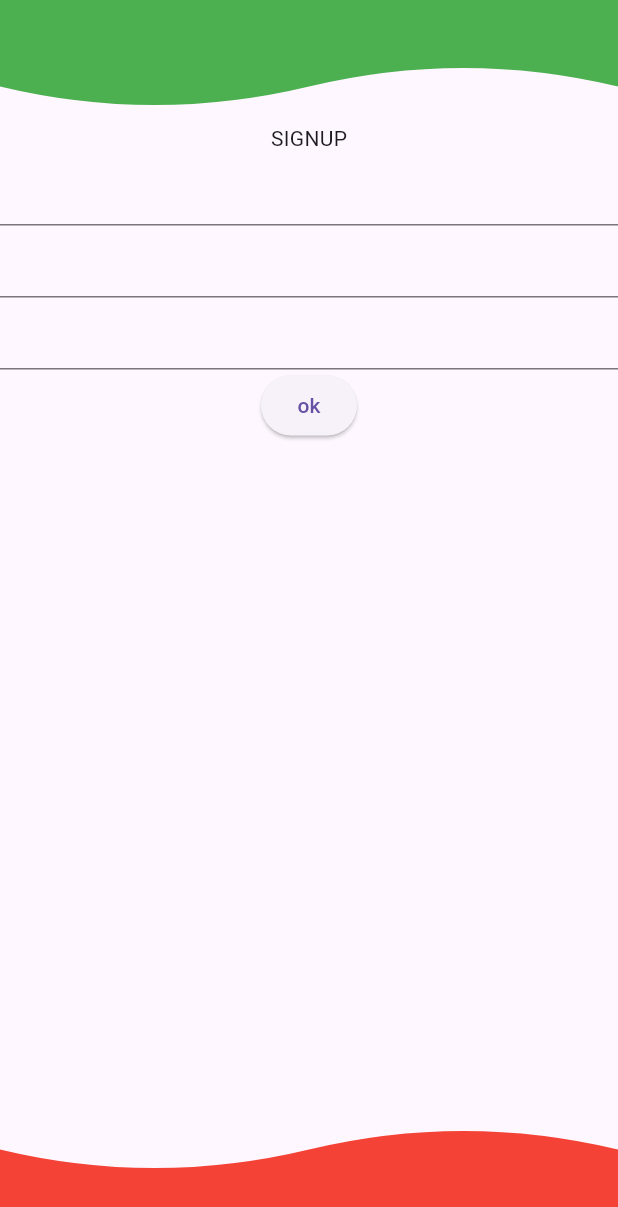
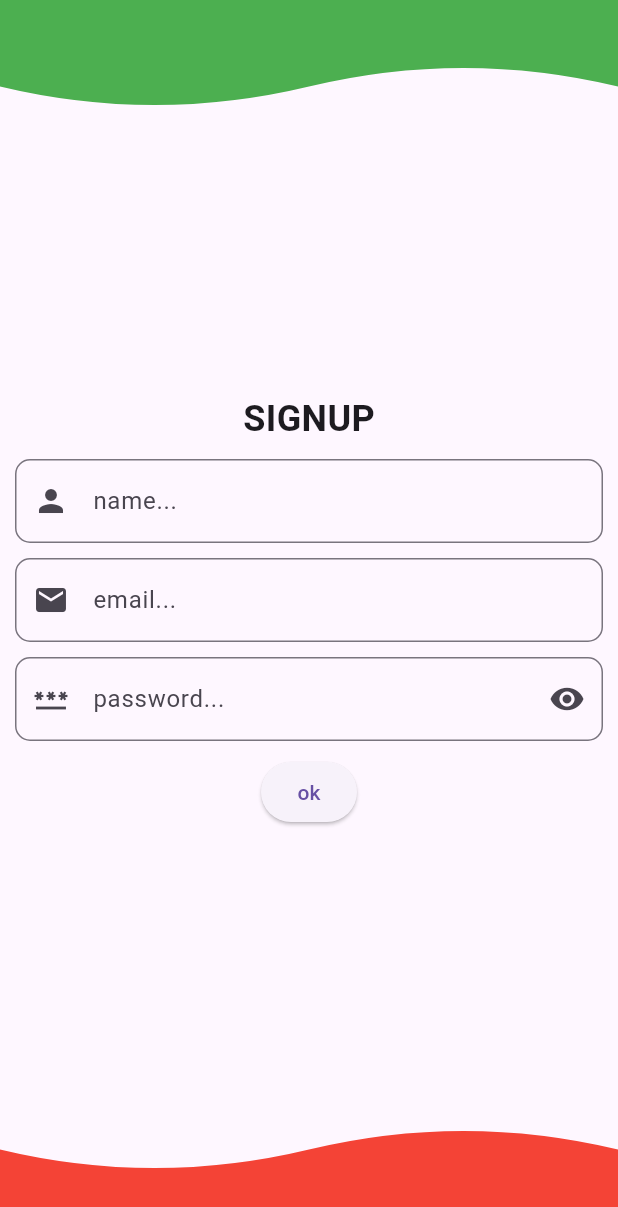
Before and after one commit to nitishdotdot/portfolioapp, a Flutter app: the Signup screen opened directly, on a phone screen of 412 x 824 dp. Shown: the top 1207 px of the screen. Run offline on Flutter 3.47's test engine with Material 3 defaults, Android fonts, the phone set to English and light mode, and no system bars; our stand-ins replace dio, flutter_bloc, flutter_dotenv, get_it, google_sign_in, loading_animation_widget.

Commit message:
style:signup designed signup page

```diff
--- a/mobile/lib/domain/repository/user_api.dart
+++ /dev/null
@@ -1,6 +0,0 @@
-import 'package:portfolioapp/data/models/serviceresponce.dart';
-import 'package:portfolioapp/domain/entities/user_entities.dart';
-
-abstract class UserApi {
-  Future<Serviceresponce<List<UserEntities>>> getusers();
-}
--- a/mobile/lib/domain/repository/user_repository.dart
+++ /dev/null
@@ -1,5 +0,0 @@
-import 'package:portfolioapp/domain/entities/user_entities.dart';
-
-abstract class UserRepository {
-  Future<List<UserEntities>> getusers();
-}
--- a/mobile/lib/presentation/pages/signup.dart
+++ b/mobile/lib/presentation/pages/signup.dart
@@ -18,6 +18,7 @@ class _SignupState extends State<Signup> {
   TextEditingController name = TextEditingController();
   TextEditingController email = TextEditingController();
   TextEditingController password = TextEditingController();
+  bool isobsured = true;
   String? name1;
   String? email1;
   String? password1;
@@ -29,16 +30,65 @@ class _SignupState extends State<Signup> {
           children: [
             SizedBox(child: Header()),
             Expanded(
+              child: Padding(
+                padding: EdgeInsetsGeometry.fromLTRB(10, 0, 10, 10),
+                child: Center(
                   child: SingleChildScrollView(
                     child: Column(
                       children: [
-                    Text('SIGNUP'),
+                        Text(
+                          'SIGNUP',
+                          style: TextStyle(
+                            fontWeight: FontWeight.bold,
+                            fontSize: 24,
+                          ),
+                        ),
+                        SizedBox(height: 10),
                         TextFormField(
                           controller: name,
-                      decoration: InputDecoration(),
+                          decoration: InputDecoration(
+                            labelText: 'name...',
+                            prefixIcon: Icon(Icons.person),
+                            border: OutlineInputBorder(
+                              borderRadius: BorderRadius.circular(10),
                             ),
-                    TextFormField(controller: email),
-                    TextFormField(controller: password),
+                          ),
+                        ),
+                        SizedBox(height: 10),
+                        TextFormField(
+                          controller: email,
+
+                          decoration: InputDecoration(
+                            labelText: 'email...',
+                            prefixIcon: Icon(Icons.email),
+                            border: OutlineInputBorder(
+                              borderRadius: BorderRadius.circular(10),
+                            ),
+                          ),
+                        ),
+                        SizedBox(height: 10),
+                        TextFormField(
+                          obscureText: isobsured,
+                          controller: password,
+                          decoration: InputDecoration(
+                            labelText: 'password...',
+                            suffixIcon: IconButton(
+                              onPressed: () {
+                                setState(() {
+                                  isobsured = !isobsured;
+                                });
+                              },
+                              icon: isobsured
+                                  ? Icon(Icons.visibility)
+                                  : Icon(Icons.visibility_off),
+                            ),
+                            prefixIcon: Icon(Icons.password),
+                            border: OutlineInputBorder(
+                              borderRadius: BorderRadius.circular(10),
+                            ),
+                          ),
+                        ),
+                        SizedBox(height: 10),
                         ElevatedButton(
                           onPressed: () async {
                             final authRepository = s1<AuthRepository>();
@@ -51,7 +101,9 @@ class _SignupState extends State<Signup> {
                               if (response == true) {
                                 Navigator.pushReplacement(
                                   context,
-                              MaterialPageRoute(builder: (_) => Loginpage()),
+                                  MaterialPageRoute(
+                                    builder: (_) => Loginpage(),
+                                  ),
                                 );
                               } else {
                                 ScaffoldMessenger.of(context).showSnackBar(
@@ -66,6 +118,8 @@ class _SignupState extends State<Signup> {
                     ),
                   ),
                 ),
+              ),
+            ),
             SizedBox(child: Footer()),
           ],
         ),
```
Also changed, not shown: mobile/lib/data/repository/user_api_impl.dart (deleted, +0 -19 lines), mobile/lib/data/repository/user_repository_impl.dart (deleted, +0 -13 lines), mobile/lib/presentation/bloc/login_bloc.dart (+3 -7 lines), mobile/lib/services/auth_service.dart (deleted, +0 -45 lines). Lines whose indentation alone changed are shown as unchanged.
